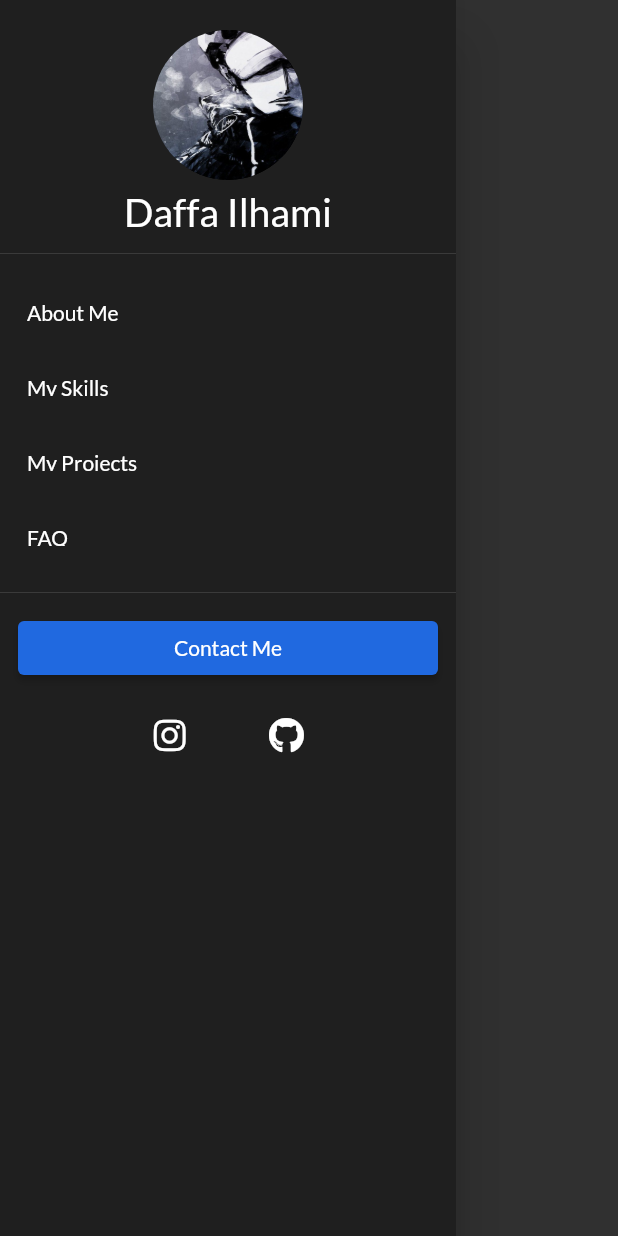
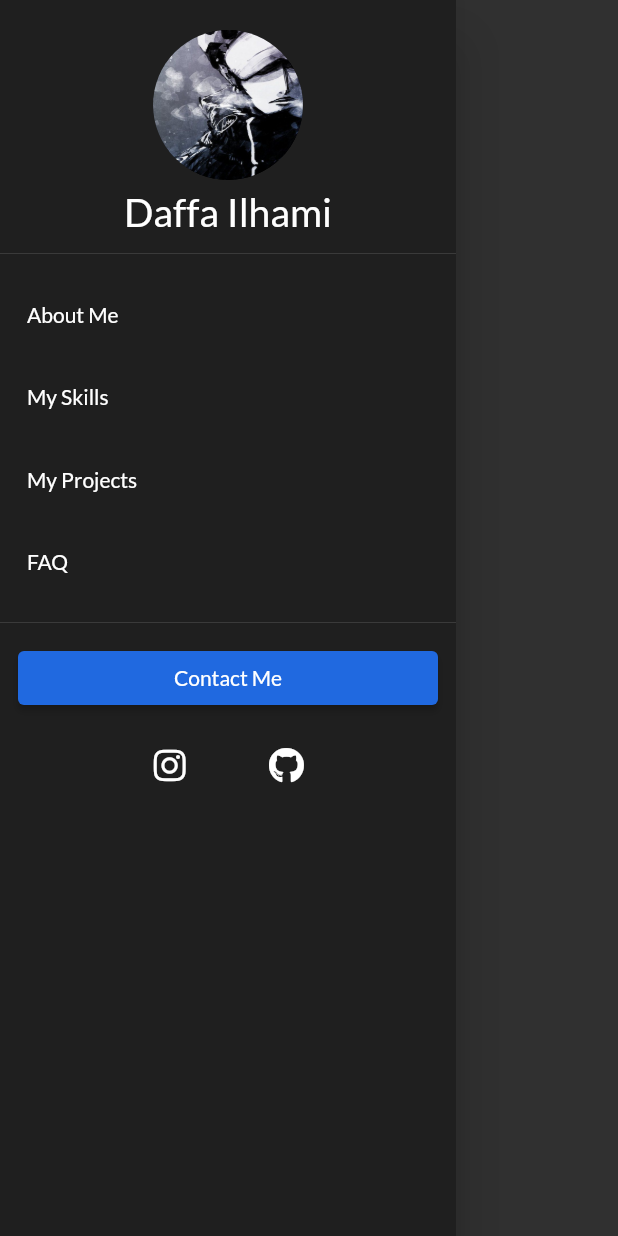
Before and after one commit to mdaffailhami/mdaffailhami, a Flutter app: the MyDrawer widget shown alone on an empty page, opened directly, on a phone screen of 412 x 824 dp. Run offline on Flutter 3.47's test engine with Material 2 defaults, Android fonts, the phone set to English and light mode, and no system bars; our stand-ins replace font_awesome_flutter, google_fonts, simple_shadow; network calls fail.

Commit message:
Memperbaiki bug text terpotong di mobile web

```diff
--- a/lib/screens/home/components/drawer.dart
+++ b/lib/screens/home/components/drawer.dart
@@ -33,7 +33,7 @@ class MyDrawer extends StatelessWidget {
               child: Column(
                 children: [
                   SizedBox(
-                    height: 50,
+                    height: 55,
                     child: MyNavigationButton(
                       componentKey: MyAboutMe.componentKey,
                       child: Align(
@@ -43,7 +43,7 @@ class MyDrawer extends StatelessWidget {
                     ),
                   ),
                   SizedBox(
-                    height: 50,
+                    height: 55,
                     child: MyNavigationButton(
                       componentKey: MySkills.componentKey,
                       child: Align(
@@ -53,7 +53,7 @@ class MyDrawer extends StatelessWidget {
                     ),
                   ),
                   SizedBox(
-                    height: 50,
+                    height: 55,
                     child: MyNavigationButton(
                       componentKey: MyProjects.componentKey,
                       child: Align(
@@ -63,7 +63,7 @@ class MyDrawer extends StatelessWidget {
                     ),
                   ),
                   SizedBox(
-                    height: 50,
+                    height: 55,
                     child: MyNavigationButton(
                       componentKey: MyFAQ.componentKey,
                       child: Align(
```
